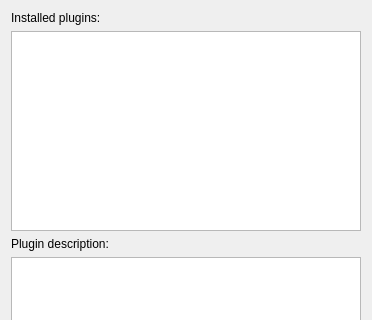
This is mnemosyne/mnemosyne/pyqt_ui/activate_plugins_dlg.ui in mnemosyne-proj/mnemosyne as Qt 5 draws it before an edit; both pictures show x 0 to 372 and y 0 to 320 of the 372 by 496 pixel window. The edited form follows.
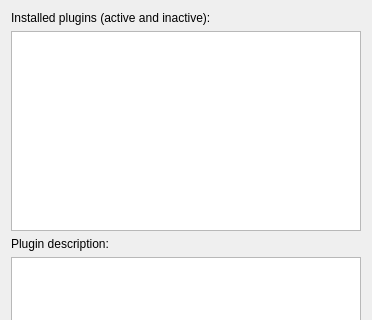
This is the edited form.

What changed in the file:
```diff
--- a/mnemosyne/mnemosyne/pyqt_ui/activate_plugins_dlg.ui
+++ b/mnemosyne/mnemosyne/pyqt_ui/activate_plugins_dlg.ui
@@ -19,7 +19,7 @@
      <item>
       <widget class="QLabel" name="label">
        <property name="text">
-        <string>Installed plugins:</string>
+        <string>Installed plugins (active and inactive):</string>
        </property>
       </widget>
      </item>
```
